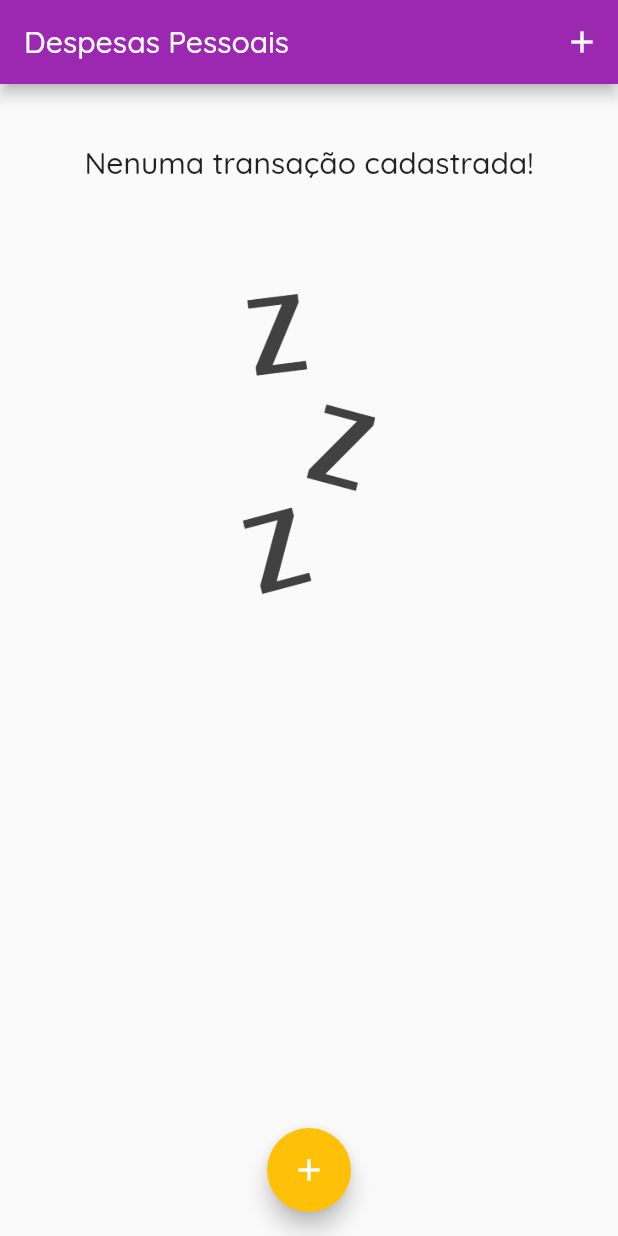
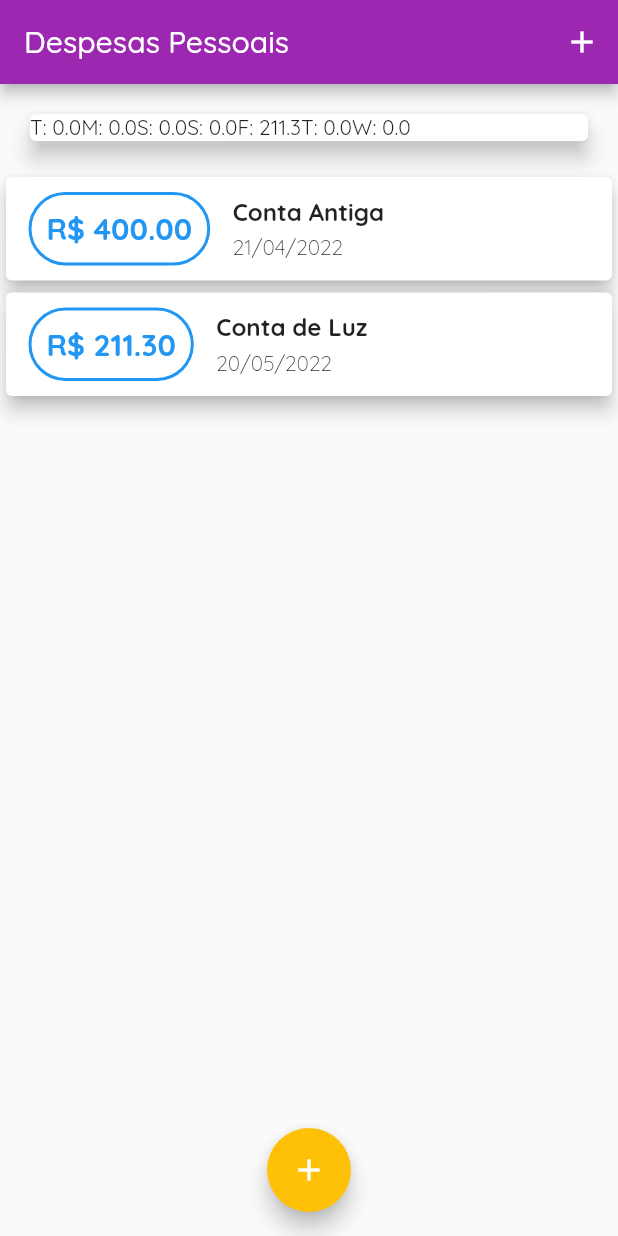
Before and after one commit to alefbispo/app_despesas, a Flutter app: the screen it shows after launch, on a phone screen of 412 x 824 dp. Run offline on Flutter 3.47's test engine with Material 2 defaults, Android fonts, the phone set to English and light mode, and no system bars; our stand-ins replace google_fonts.

Commit message:
recebendo dados dos ultimos 7 dias para criar o grafico

```diff
--- a/lib/components/grafico.dart
+++ b/lib/components/grafico.dart
@@ -31,12 +31,14 @@ class Grafico extends StatelessWidget {
 
   @override
   Widget build(BuildContext context) {
+    groupedTransactions;
     return Card(
-      elevation: 6,
-      margin: EdgeInsets.all(20),
-      child: Row(
-        children: const [],
-      ),
-    );
+        elevation: 6,
+        margin: EdgeInsets.all(20),
+        child: Row(
+          children: groupedTransactions.map(((e) {
+            return Text('${e['day']}: ${e['value']}');
+          })).toList(),
+        ));
   }
 }
--- a/lib/main.dart
+++ b/lib/main.dart
@@ -34,19 +34,27 @@ class MyHomePage extends StatefulWidget {
 
 class _MyHomePageState extends State<MyHomePage> {
   final List<Transaction> _transactions = [
-    // Transaction(
-    //   id: 't1',
-    //   title: 'Novo Tênis de Corrida',
-    //   value: 310.76,
-    //   date: DateTime.now(),
-    // ),
-    // Transaction(
-    //   id: 't2',
-    //   title: 'Conta de Luz',
-    //   value: 211.30,
-    //   date: DateTime.now(),
-    // ),
+    Transaction(
+      id: 't0',
+      title: 'Conta Antiga',
+      value: 400.00,
+      date: DateTime.now().subtract(Duration(days: 33)),
+    ),
+    Transaction(
+      id: 't1',
+      title: 'Conta de Luz',
+      value: 211.30,
+      date: DateTime.now().subtract(Duration(days: 4)),
+    ),
   ];
+
+  List<Transaction> get _recentTransactions {
+    return _transactions.where((element) {
+      return element.date.isAfter(DateTime.now().subtract(
+        Duration(days: 7),
+      ));
+    }).toList();
+  }
 
   _addTransaction(String title, double value) {
     final newTransaction = Transaction(
@@ -88,7 +96,7 @@ class _MyHomePageState extends State<MyHomePage> {
         child: Column(
           crossAxisAlignment: CrossAxisAlignment.stretch,
           children: [
-            Grafico(recentTransaction: _transactions),
+            Grafico(recentTransaction: _recentTransactions),
             TransactionList(transations: _transactions),
           ],
         ),
```
